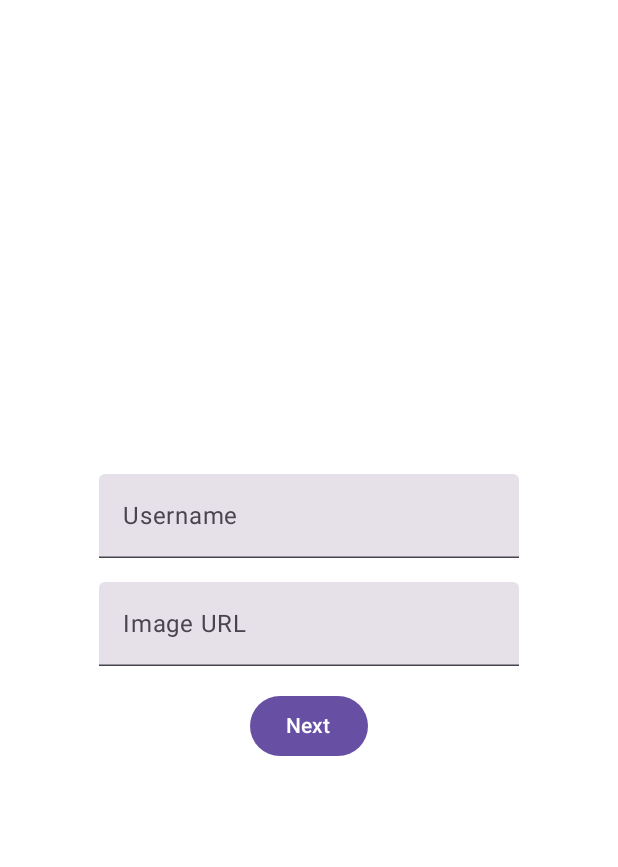
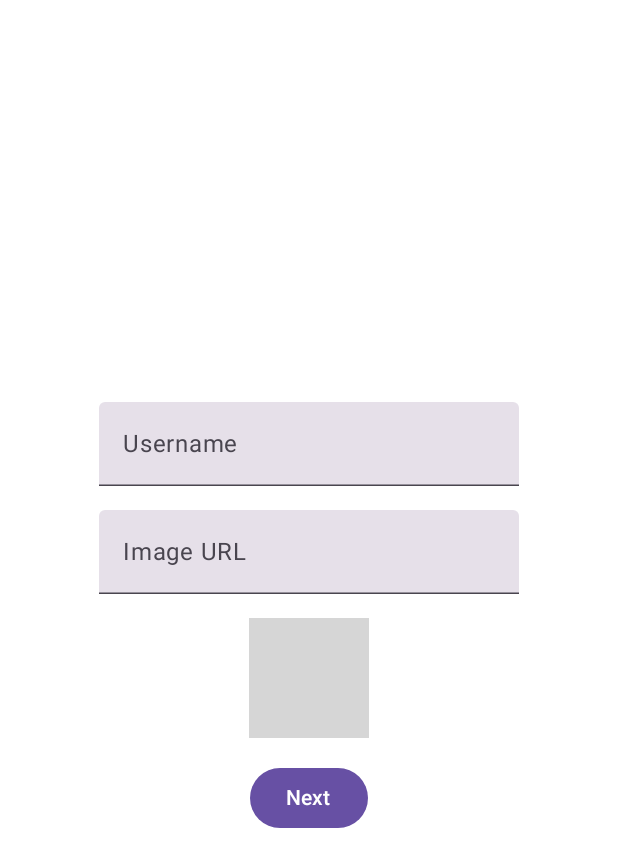
Before and after one commit to tkulojarvi/mobiili-tietotekniikka, an Android app built with Jetpack Compose: the screen it shows after launch (MainActivity), on a phone screen of 412 x 824 dp. Shown: the top 867 px of the screen. Run offline under Robolectric (Android 15) with nearby library versions, the phone set to English and light mode, and no system bars; grey boxes are pictures that could not be loaded.

Commit message:
hw3 updated

```diff
--- a/ComposeTutorial/app/src/main/java/com/example/composetutorial/MainActivity.kt
+++ b/ComposeTutorial/app/src/main/java/com/example/composetutorial/MainActivity.kt
@@ -43,6 +43,7 @@ import androidx.compose.material3.Button
 import androidx.compose.material3.Icon
 import androidx.compose.material3.OutlinedTextField
 import androidx.compose.material3.TextField
+import androidx.compose.runtime.LaunchedEffect
 import androidx.compose.ui.Alignment
 import androidx.compose.ui.graphics.Color
 import androidx.compose.ui.platform.LocalContext
@@ -423,6 +424,22 @@ fun LoginPage(viewModel: LoginViewModel, onNextPage: () -> Unit) {
 
         Spacer(modifier = Modifier.height(16.dp))
 
+        // PROFILE PHOTO
+        LaunchedEffect(url) {
+            viewModel.url = url
+        }
+
+        Image(
+            painter = rememberAsyncImagePainter("${viewModel.url}"),
+            contentDescription = null,
+            modifier = Modifier
+                .size(80.dp)
+                .clip(CircleShape)
+                .border(1.5.dp, MaterialTheme.colorScheme.secondary, CircleShape)
+        )
+
+        Spacer(modifier = Modifier.height(16.dp))
+
         Button(
             onClick = {
                 viewModel.username = username
```
Also changed, not shown: 1 other file.
